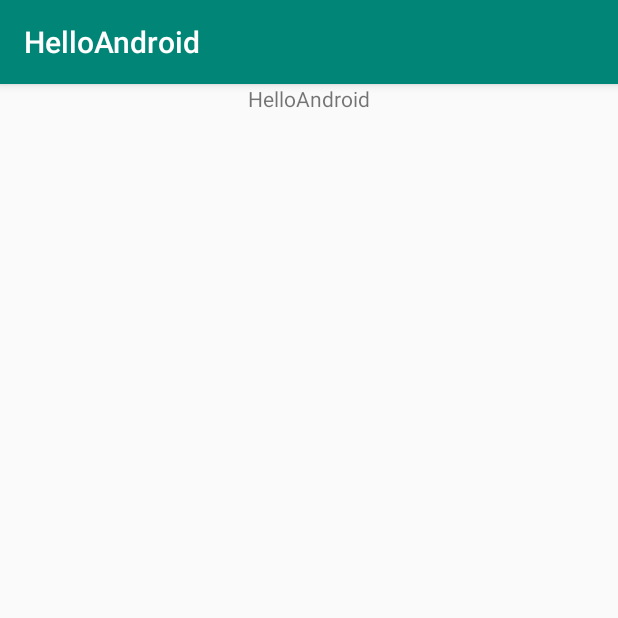
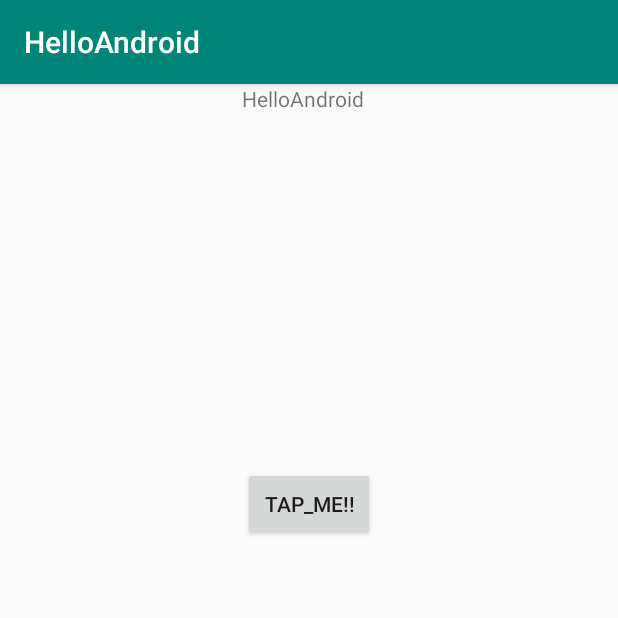
Before and after one commit to h-hiroki/HelloAndroid, an Android app: the screen it shows after launch (MainActivity), on a phone screen of 412 x 824 dp, the top half of it. Run offline under Robolectric (Android 15) with nearby library versions, the phone set to English and light mode, and no system bars.

Commit message:
⚽️ ボタンのon, off機能

```diff
--- a/app/src/main/java/com/example/h_hiroki/helloandroid/MainActivity.kt
+++ b/app/src/main/java/com/example/h_hiroki/helloandroid/MainActivity.kt
@@ -2,11 +2,24 @@ package com.example.h_hiroki.helloandroid
 
 import android.support.v7.app.AppCompatActivity
 import android.os.Bundle
+import kotlinx.android.synthetic.main.activity_main.*
 
 class MainActivity : AppCompatActivity() {
 
-    override fun onCreate(savedInstanceState: Bundle?) {
+    override fun onCreate(savedInstanceState: Bundle?) { // onCreateは画面起動時に最初に呼ばれるメソッド
         super.onCreate(savedInstanceState)
         setContentView(R.layout.activity_main)
+        var onFlg = false
+
+        tapHere.setOnClickListener{
+
+            if (onFlg == false) {
+                textView.text = "turn on"
+                onFlg = true
+            } else {
+                textView.text = "turn off"
+                onFlg = false
+            }
+        }
     }
 }
--- a/app/src/main/res/layout/activity_main.xml
+++ b/app/src/main/res/layout/activity_main.xml
@@ -10,7 +10,14 @@
     <TextView
             android:text="@string/hello"
             android:layout_width="wrap_content"
-            android:layout_height="wrap_content" tools:layout_editor_absoluteY="33dp"
+            android:layout_height="wrap_content" tools:layout_editor_absoluteY="87dp"
             app:layout_constraintStart_toStartOf="parent" app:layout_constraintEnd_toEndOf="parent"
-            android:id="@+id/textView"/>
+            android:id="@+id/textView" app:layout_constraintHorizontal_bias="0.488"/>
+    <Button
+            android:text="@string/tap_here"
+            android:layout_width="wrap_content"
+            android:layout_height="49dp"
+            app:layout_constraintStart_toStartOf="parent" app:layout_constraintEnd_toEndOf="parent"
+            android:id="@+id/tapHere" android:layout_marginTop="236dp"
+            app:layout_constraintTop_toBottomOf="@+id/textView"/>
 </android.support.constraint.ConstraintLayout>
--- a/app/src/main/res/values/strings.xml
+++ b/app/src/main/res/values/strings.xml
@@ -1,4 +1,5 @@
 <resources>
     <string name="app_name">HelloAndroid</string>
     <string name="hello">HelloAndroid</string>
+    <string name="tap_here">tap_me!!</string>
 </resources>
```
